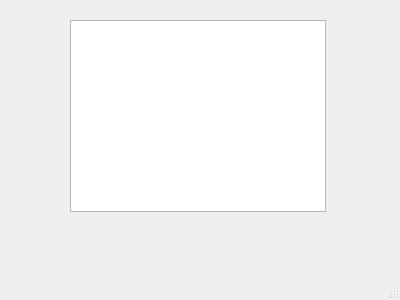
The window that mainwindow.ui (EMBEDONIX/TradingTaxCalculator) describes before a commit, drawn with Qt 5.
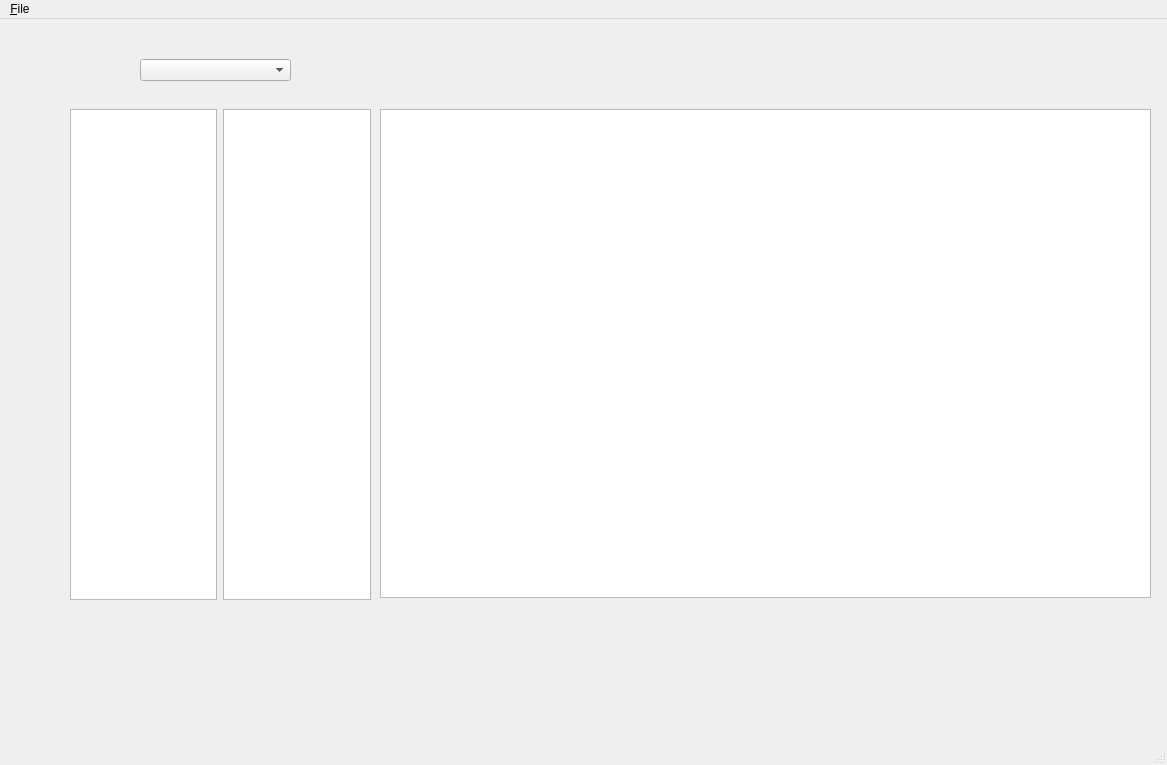
The same window after the commit.

```diff
--- a/mainwindow.ui
+++ b/mainwindow.ui
@@ -6,22 +6,57 @@
    <rect>
     <x>0</x>
     <y>0</y>
-    <width>400</width>
-    <height>300</height>
+    <width>1167</width>
+    <height>765</height>
    </rect>
   </property>
   <property name="windowTitle">
    <string>MainWindow</string>
   </property>
   <widget class="QWidget" name="centralwidget">
-   <widget class="QListView" name="listView">
+   <widget class="QWidget" name="horizontalLayoutWidget">
     <property name="geometry">
      <rect>
       <x>70</x>
-      <y>20</y>
-      <width>256</width>
-      <height>192</height>
+      <y>90</y>
+      <width>301</width>
+      <height>491</height>
      </rect>
+    </property>
+    <layout class="QHBoxLayout" name="horizontalLayout">
+     <item>
+      <widget class="QListWidget" name="listWidgetAssets"/>
+     </item>
+     <item>
+      <widget class="QPlainTextEdit" name="textEditResults">
+       <property name="readOnly">
+        <bool>true</bool>
+       </property>
+      </widget>
+     </item>
+    </layout>
+   </widget>
+   <widget class="QComboBox" name="comboBoxYears">
+    <property name="geometry">
+     <rect>
+      <x>140</x>
+      <y>40</y>
+      <width>151</width>
+      <height>22</height>
+     </rect>
+    </property>
+   </widget>
+   <widget class="QTableView" name="tableViewResults">
+    <property name="geometry">
+     <rect>
+      <x>380</x>
+      <y>90</y>
+      <width>771</width>
+      <height>489</height>
+     </rect>
+    </property>
+    <property name="alternatingRowColors">
+     <bool>true</bool>
     </property>
    </widget>
   </widget>
@@ -30,10 +65,17 @@
     <rect>
      <x>0</x>
      <y>0</y>
-     <width>400</width>
+     <width>1167</width>
      <height>33</height>
     </rect>
    </property>
+   <widget class="QMenu" name="menu_File">
+    <property name="title">
+     <string>&amp;File</string>
+    </property>
+    <addaction name="action_Open"/>
+   </widget>
+   <addaction name="menu_File"/>
   </widget>
   <widget class="QStatusBar" name="statusbar"/>
  </widget>
```
Left out of the diff: 12 changed lines with no effect on the pictures.
